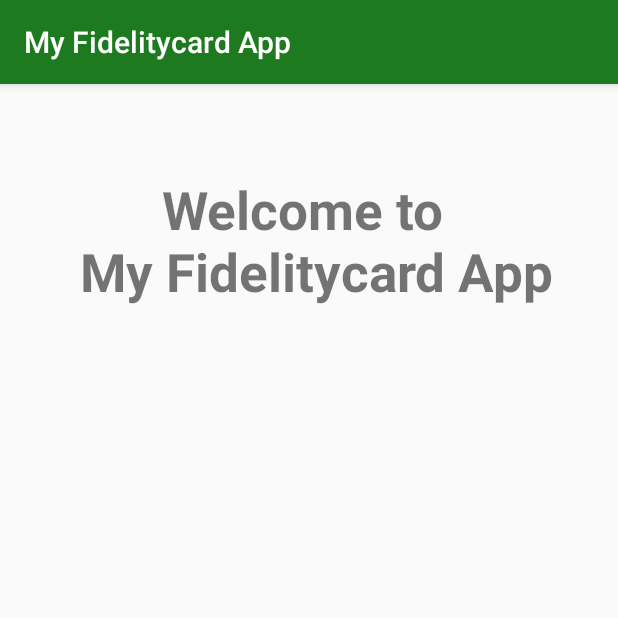
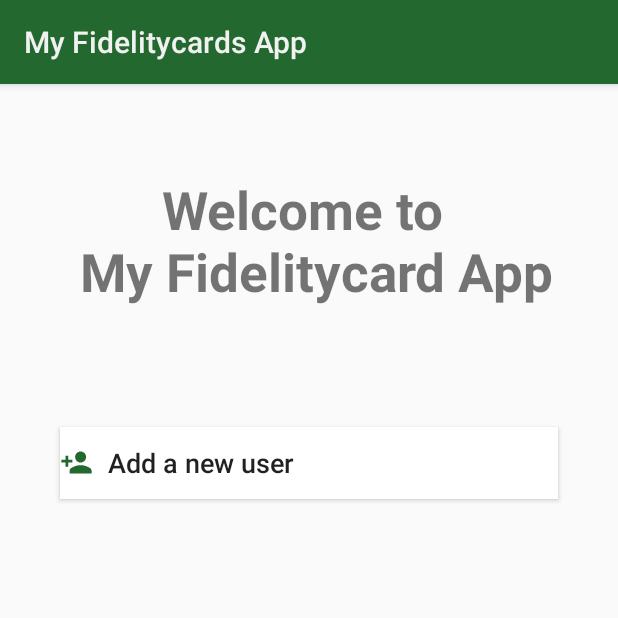
Before and after one commit to doris974/myFidelitycardsApp, an Android app: the screen it shows after launch (LoginActivity), on a phone screen of 412 x 824 dp, the top half of it. Run offline under Robolectric (Android 15) with nearby library versions, the phone set to English and light mode, and no system bars; our stand-ins replace Room's generated code.

Commit message:
started implement AddUserActivity

```diff
--- a/app/build.gradle
+++ b/app/build.gradle
@@ -1,9 +1,6 @@
 apply plugin: 'com.android.application'
-
 apply plugin: 'kotlin-android'
-
 apply plugin: 'kotlin-android-extensions'
-
 apply plugin: 'kotlin-kapt'
 
 android {
@@ -35,6 +32,7 @@ dependencies {
     implementation 'com.android.support:appcompat-v7:28.0.0'
     implementation 'com.android.support.constraint:constraint-layout:1.1.3'
     implementation 'android.arch.persistence.room:runtime:1.1.1'
+    implementation 'com.android.support:design:28.0.0'
     kapt 'android.arch.persistence.room:compiler:1.1.1'
     implementation 'com.android.support:recyclerview-v7:28.0.0'
     testImplementation 'junit:junit:4.12'
--- a/app/src/main/java/com/example/dorispc/firstkotlintestapplication/activity/LoginActivity.kt
+++ b/app/src/main/java/com/example/dorispc/firstkotlintestapplication/activity/LoginActivity.kt
@@ -1,9 +1,14 @@
 package com.example.dorispc.firstkotlintestapplication.activity
 
+import android.content.Intent
 import android.support.v7.app.AppCompatActivity
 import android.os.Bundle
+import android.support.v7.widget.LinearLayoutManager
 import android.support.v7.widget.RecyclerView
+import android.view.View
 import com.example.dorispc.firstkotlintestapplication.R
+import com.example.dorispc.firstkotlintestapplication.adapter.UserAdapter
+import com.example.dorispc.firstkotlintestapplication.bo.User
 import com.example.dorispc.firstkotlintestapplication.dao.AppDatabase
 
 class LoginActivity : AppCompatActivity() {
@@ -19,10 +24,14 @@ class LoginActivity : AppCompatActivity() {
         setContentView(R.layout.activity_login)
 
         myDB = AppDatabase.getInstance(this)
-        /*var users: List<User> = myDB?.userDao()!!.getAll()
+        var users: List<User> = myDB?.userDao()!!.getAll()
         viewManager = LinearLayoutManager(this)
-        viewAdapter = UserAdapter(users)*/
-
+        viewAdapter = UserAdapter(users)
 
     }
+
+    fun ToAddAUserActivity(view: View){
+        intent = AddAUserActivity.newIntent(this)
+        startActivity(intent)
+    }
 }
--- a/app/src/main/java/com/example/dorispc/firstkotlintestapplication/bo/User.kt
+++ b/app/src/main/java/com/example/dorispc/firstkotlintestapplication/bo/User.kt
@@ -5,11 +5,11 @@ import android.arch.persistence.room.*
 @Entity(tableName = "user")
 data class User (
         @PrimaryKey(autoGenerate = true)
-        @ColumnInfo(name = "id")val id: Int,
+        @ColumnInfo(name = "id")val id: Int?,
         @ColumnInfo(name = "name")var name:String,
         @ColumnInfo(name = "firstname")var firstname: String,
         @ColumnInfo(name = "username")var username: String,
         @ColumnInfo(name = "email")var email: String,
         @ColumnInfo(name = "password")var password: String,
-        var listOfFidelitycardS: FidelitycardS
+        var listOfFidelitycardS: FidelitycardS?
 )
--- a/app/src/main/java/com/example/dorispc/firstkotlintestapplication/dao/AppDatabase.kt
+++ b/app/src/main/java/com/example/dorispc/firstkotlintestapplication/dao/AppDatabase.kt
@@ -24,7 +24,9 @@ abstract class AppDatabase : RoomDatabase() {
 
         fun getInstance(context: Context): AppDatabase? {
             if (INSTANCE == null) synchronized(AppDatabase::class) {
-                INSTANCE = Room.databaseBuilder(context.applicationContext, AppDatabase::class.java, "MyFidelitycards").build()
+                INSTANCE = Room.databaseBuilder(context.applicationContext, AppDatabase::class.java, "MyFidelitycards")
+                        .allowMainThreadQueries()
+                        .build()
             }
             return INSTANCE
         }
--- /dev/null
+++ b/app/src/main/res/drawable/ic_cancel_black_24dp.xml
@@ -0,0 +1,4 @@
+<vector android:height="22dp" android:viewportHeight="24.0"
+    android:viewportWidth="24.0" android:width="22dp" xmlns:android="http://schemas.android.com/apk/res/android">
+    <path android:fillColor="#FF000000" android:pathData="M12,2C6.47,2 2,6.47 2,12s4.47,10 10,10 10,-4.47 10,-10S17.53,2 12,2zM17,15.59L15.59,17 12,13.41 8.41,17 7,15.59 10.59,12 7,8.41 8.41,7 12,10.59 15.59,7 17,8.41 13.41,12 17,15.59z"/>
+</vector>
--- /dev/null
+++ b/app/src/main/res/drawable/ic_check_green_24dp.xml
@@ -0,0 +1,5 @@
+<vector android:height="22dp" android:tint="#23682E"
+    android:viewportHeight="24.0" android:viewportWidth="24.0"
+    android:width="22dp" xmlns:android="http://schemas.android.com/apk/res/android">
+    <path android:fillColor="#FF000000" android:pathData="M9,16.17L4.83,12l-1.42,1.41L9,19 21,7l-1.41,-1.41z"/>
+</vector>
--- /dev/null
+++ b/app/src/main/res/drawable/ic_check_very_light_grey_24dp.xml
@@ -0,0 +1,5 @@
+<vector android:height="22dp" android:tint="#F1F1F1"
+    android:viewportHeight="24.0" android:viewportWidth="24.0"
+    android:width="22dp" xmlns:android="http://schemas.android.com/apk/res/android">
+    <path android:fillColor="#FF000000" android:pathData="M9,16.17L4.83,12l-1.42,1.41L9,19 21,7l-1.41,-1.41z"/>
+</vector>
--- /dev/null
+++ b/app/src/main/res/drawable/ic_person_add_green_22dp.xml
@@ -0,0 +1,5 @@
+<vector android:height="22dp" android:tint="#23682E"
+    android:viewportHeight="24.0" android:viewportWidth="24.0"
+    android:width="22dp" xmlns:android="http://schemas.android.com/apk/res/android">
+    <path android:fillColor="#FF000000" android:pathData="M15,12c2.21,0 4,-1.79 4,-4s-1.79,-4 -4,-4 -4,1.79 -4,4 1.79,4 4,4zM6,10L6,7L4,7v3L1,10v2h3v3h2v-3h3v-2L6,10zM15,14c-2.67,0 -8,1.34 -8,4v2h16v-2c0,-2.66 -5.33,-4 -8,-4z"/>
+</vector>
--- a/app/src/main/res/layout/activity_login.xml
+++ b/app/src/main/res/layout/activity_login.xml
@@ -1,10 +1,22 @@
 <?xml version="1.0" encoding="utf-8"?>
-<RelativeLayout xmlns:android="http://schemas.android.com/apk/res/android"
+<LinearLayout
+    xmlns:android="http://schemas.android.com/apk/res/android"
     xmlns:app="http://schemas.android.com/apk/res-auto"
     xmlns:tools="http://schemas.android.com/tools"
     android:layout_width="match_parent"
     android:layout_height="match_parent"
+    android:orientation="vertical"
     tools:context=".activity.LoginActivity">
+    <android.support.v7.widget.Toolbar
+        android:id="@+id/my_toolbar"
+        android:layout_width="match_parent"
+        android:layout_height="?attr/actionBarSize"
+        android:background="@color/colorPrimaryDark"
+        app:title="@string/app_name"
+        app:titleTextColor="@color/veryLightGrey"
+        android:elevation="4dp"
+        android:theme="@style/ThemeOverlay.AppCompat.ActionBar"
+        app:popupTheme="@style/ThemeOverlay.AppCompat.Light"/>
 
     <TextView
     android:id="@+id/tvWelcomeLogin"
@@ -13,14 +25,32 @@
     android:text="@string/welcome_sentence_login"
     android:layout_marginTop="60dp"
     android:textStyle="bold"
-    android:textSize="35dp"
+    android:textSize="35sp"
     android:textAlignment="center"/>
 
     <android.support.v7.widget.RecyclerView
         android:id="@+id/lvUsersLogin"
         android:layout_width="match_parent"
         android:layout_height="wrap_content"
-        android:layout_below="@id/tvWelcomeLogin">
+        android:layout_margin="40dp">
     </android.support.v7.widget.RecyclerView>
 
-</RelativeLayout>
+    <Button
+        android:id="@+id/btnAddANewUserLogin"
+        android:layout_width="match_parent"
+        android:layout_height="wrap_content"
+        android:drawableStart="@drawable/ic_person_add_green_22dp"
+        android:drawablePadding="10dp"
+        android:text="@string/add_a_new_user"
+        android:textAllCaps="false"
+        android:textSize="18sp"
+        android:textAlignment="textStart"
+        android:background="#FFF"
+        android:layout_marginLeft="40dp"
+        android:layout_marginRight="40dp"
+        android:onClick="ToAddAUserActivity"
+        />
+
+
+
+</LinearLayout>
--- a/app/src/main/res/values/colors.xml
+++ b/app/src/main/res/values/colors.xml
@@ -3,4 +3,5 @@
     <color name="colorPrimary">#1e7a1f</color>
     <color name="colorPrimaryDark">#23682e</color>
     <color name="colorAccent">#c54873</color>
+    <color name="veryLightGrey">#f1f1f1</color>
 </resources>
--- /dev/null
+++ b/app/src/main/res/values/dimens.xml
@@ -0,0 +1,3 @@
+<resources>
+    <dimen name="fab_margin">16dp</dimen>
+</resources>
--- a/app/src/main/res/values/styles.xml
+++ b/app/src/main/res/values/styles.xml
@@ -8,4 +8,13 @@
         <item name="colorAccent">@color/colorAccent</item>
     </style>
 
+    <style name="AppTheme.NoActionBar">
+        <item name="windowActionBar">false</item>
+        <item name="windowNoTitle">true</item>
+    </style>
+
+    <style name="AppTheme.AppBarOverlay" parent="ThemeOverlay.AppCompat.Dark.ActionBar" />
+
+    <style name="AppTheme.PopupOverlay" parent="ThemeOverlay.AppCompat.Light" />
+
 </resources>
```
Also changed, not shown: app/src/main/AndroidManifest.xml (+7 -2 lines), app/src/main/java/com/example/dorispc/firstkotlintestapplication/activity/AddAUserActivity.kt (added, +49 -0 lines), app/src/main/res/layout/activity_add_auser.xml (added, +98 -0 lines), app/src/main/res/values/strings.xml (+10 -1 lines), 1 other file.
